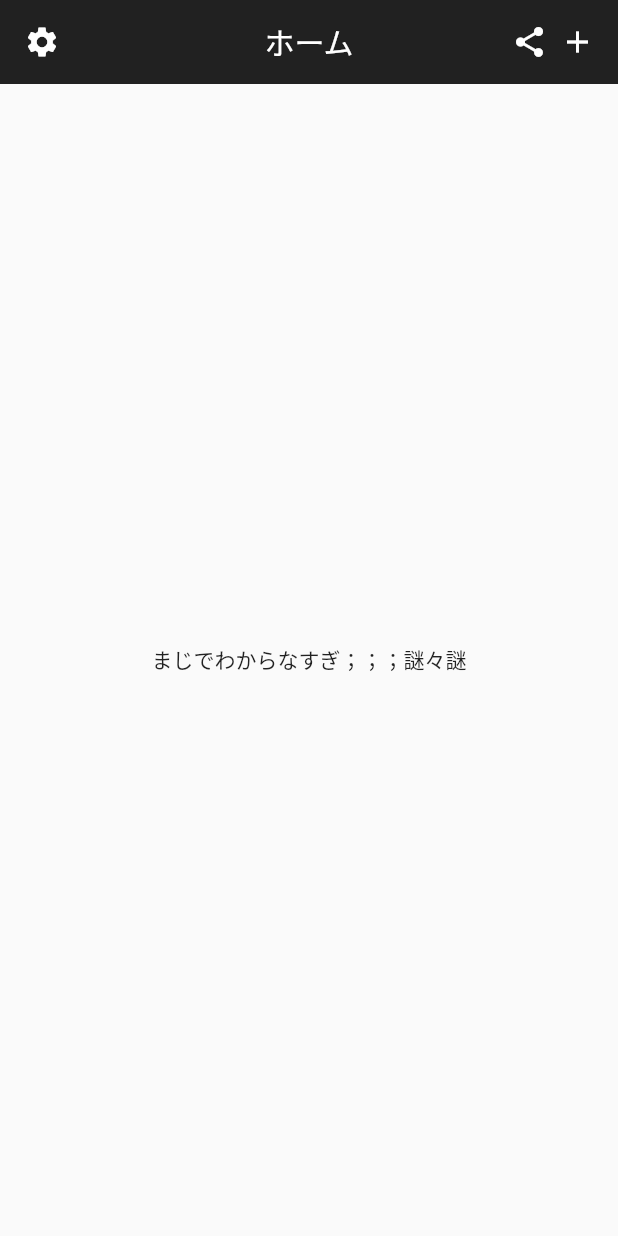
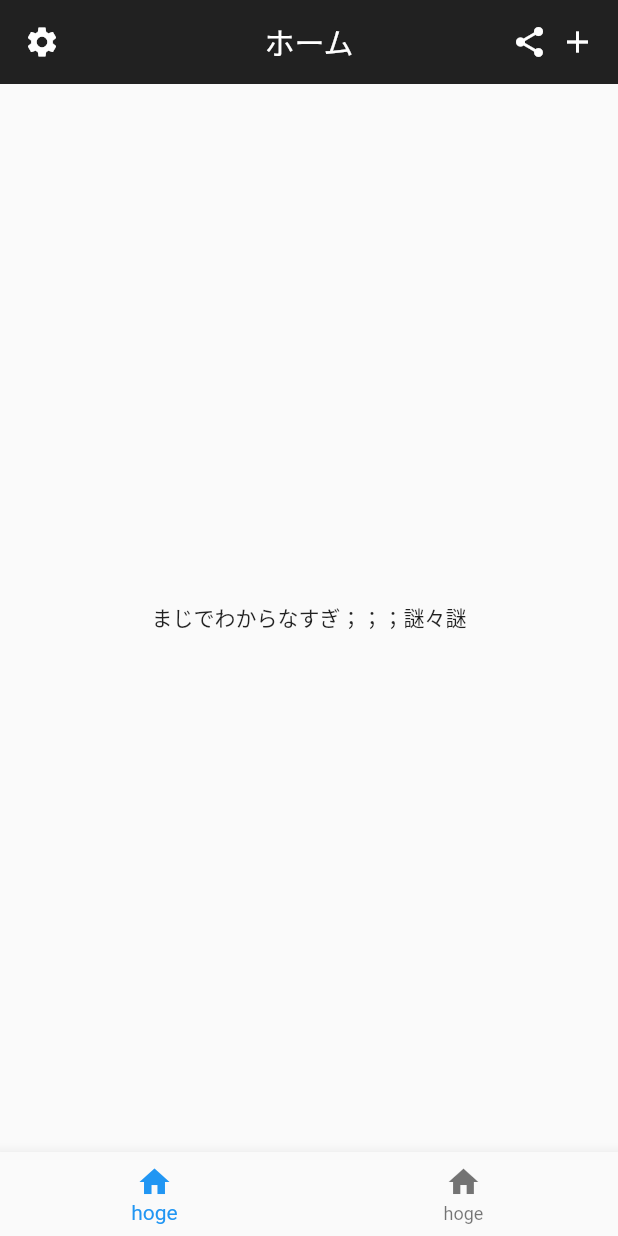
Before and after one commit to endomasato/my_first_app, a Flutter app: the screen it shows after launch, on a phone screen of 412 x 824 dp. Run offline on Flutter 3.47's test engine with Material 2 defaults, Android fonts, the phone set to English and light mode, and no system bars.

Commit message:
show footer

```diff
--- a/lib/main.dart
+++ b/lib/main.dart
@@ -2,7 +2,7 @@ import 'package:flutter/material.dart';
 import 'header.dart';
 // import 'footer.dart';
 
-void main(){
+void main() {
   runApp(App());
 }
 
@@ -11,20 +11,18 @@ class App extends StatelessWidget {
 
   @override
   Widget build(BuildContext context) {
-    return const MaterialApp(
+    return MaterialApp(
         debugShowCheckedModeBanner: false,
         home: Scaffold(
-          appBar: Header(),
-          body: Center(
-              child: Text('まじでわからなすぎ；；；謎々謎')
-          ),
-          // bottomNavigationBar: BottomNavigationBar(
-          //     items: const<BottomNavigationBarItem>[
-          //       BottomNavigationBarItem(icon: (
-          //       icon: Icon(Icons.home),
-
-
-        )
-    );
+            appBar: const Header(),
+            body: const Center(child: Text('まじでわからなすぎ；；；謎々謎')),
+            bottomNavigationBar: BottomNavigationBar(
+              items: const [
+                BottomNavigationBarItem(
+                    title: Text("hoge"), icon: Icon(Icons.home)),
+                BottomNavigationBarItem(
+                    title: Text("hoge"), icon: Icon(Icons.home)),
+              ],
+            )));
   }
 }
```
